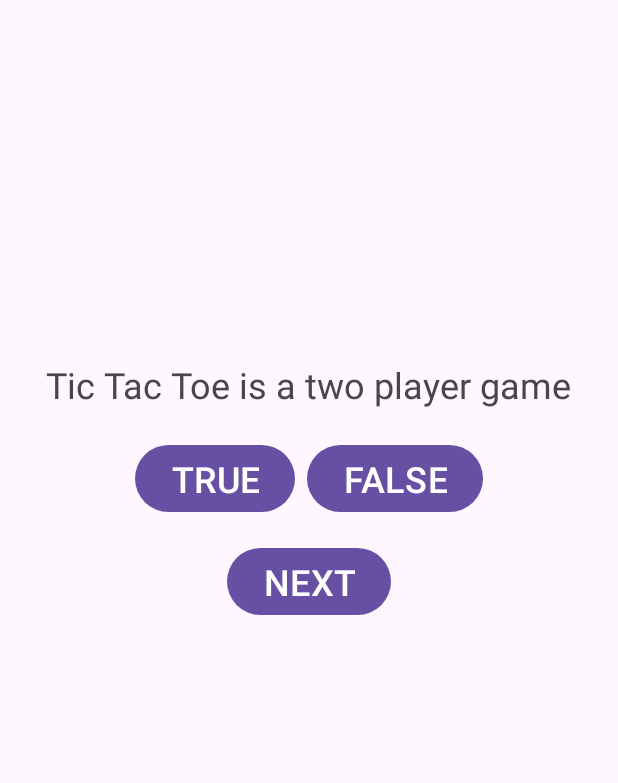
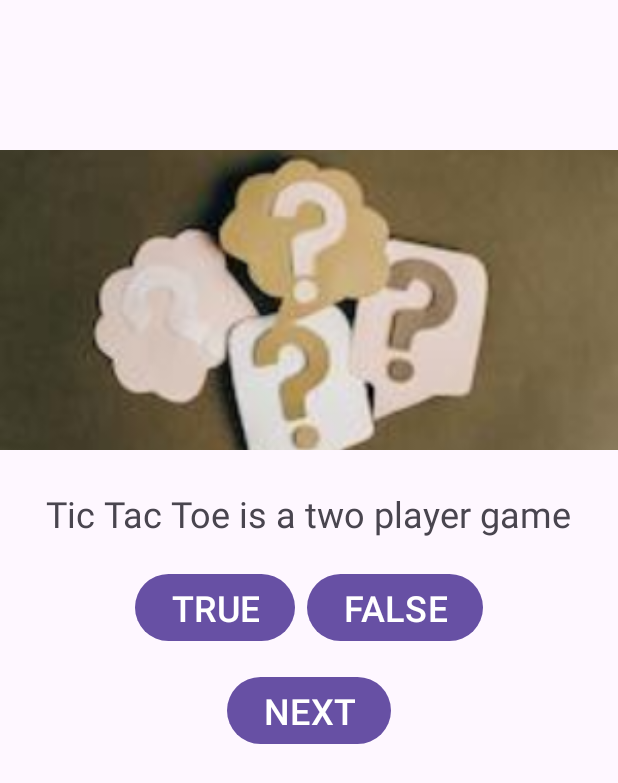
Before and after one commit to cjmandra-bcps/tictactoeQuizAppCM25, an Android app: the screen it shows after launch (MainActivity), after a tap on "NEXT", on a phone screen of 412 x 824 dp. Shown: the top 783 px of the screen. Run offline under Robolectric (Android 15) with nearby library versions, the phone set to English and light mode, and no system bars; 1 other tap on this screen came first.

Commit message:
Added high score, So this app has sound, images, hisgh score and a bespoke icon

```diff
--- a/app/src/main/java/com/baltimorecityschools/tictactoequizappcm25/MainActivity.java
+++ b/app/src/main/java/com/baltimorecityschools/tictactoequizappcm25/MainActivity.java
@@ -1,9 +1,12 @@
 package com.baltimorecityschools.tictactoequizappcm25;
 
 import android.content.Intent;
+import android.content.SharedPreferences;
+import android.media.Image;
 import android.os.Bundle;
 import android.view.View;
 import android.widget.Button;
+import android.widget.ImageView;
 import android.widget.TextView;
 import android.widget.Toast;
 import android.media.AudioAttributes; // Required for SoundPool builder
@@ -21,9 +24,13 @@ public class MainActivity extends AppCompatActivity {
     //  1.  All Variables including UI variables
     TextView questionTV;
     Button trueBtn, falseBtn, nextBtn;
+
+    ImageView questionImageView;
+
     String msg;
     String qMsg;
     String choice;
+
     Question q1, q2, q3, q4, q5, currentQ, nextQ, previousQ;
     int currentIndex;
     Question[] questions;
@@ -39,6 +46,9 @@ public class MainActivity extends AppCompatActivity {
     private int soundsToLoadCount = 0; // Keep track of how many sounds need to load
     private int soundsLoadedCount = 0; // Keep track of how many sounds have loaded
 
+    int[] questionImageResources;
+
+
     @Override
     protected void onCreate(Bundle savedInstanceState) {
         super.onCreate(savedInstanceState);
@@ -48,15 +58,25 @@ public class MainActivity extends AppCompatActivity {
      trueBtn = (Button) findViewById(R.id.trueBTN);
      falseBtn = (Button) findViewById(R.id.falseBTN);
      nextBtn = (Button) findViewById(R.id.finishedBTN);
+     questionImageView = (ImageView) findViewById(R.id.questionImageView);
+     score = 0;
      msg = "";
      qMsg = "";
      choice = "";
-     q1 = new Question("A Tic Tac Toe board has 9 squares", true);
-     q2 = new Question("Tic Tac Toe is a two player game", true);
-     q3 = new Question("The game is played with numbers only", false);
-     q4 = new Question("To win you must get four in a row", false);
-     q5 = new Question("Tic Tac Toe is a popular game", true);
+     q1 = new Question("A Tic Tac Toe board has 9 squares", true, R.drawable.p1 );
+     q2 = new Question("Tic Tac Toe is a two player game", true, R.drawable.p2);
+     q3 = new Question("The game is played with numbers only", false, R.drawable.p3);
+     q4 = new Question("To win you must get four in a row", false, R.drawable.p4);
+     q5 = new Question("Tic Tac Toe is a popular game", true, R.drawable.p5);
      questions = new Question[] {q1, q2, q3, q4, q5};
+     questionImageResources = new int[]{
+                R.drawable.p0,
+                R.drawable.p1,
+                R.drawable.p2,
+                R.drawable.p3,
+                R.drawable.p4,
+                R.drawable.p5
+        };
     currentIndex = 0;
     currentQ = q1;
     userResponse = false;
@@ -75,6 +95,7 @@ public class MainActivity extends AppCompatActivity {
                 score++;
                 Log.i(TAG, "Q" + (currentIndex + 1) + " (True) Answer is CORRECT. Score: " + score);
                 soundToPlayId = correctSoundMap.get(currentIndex, -1);
+                ;
             } else {
                 qMsg = "INCORRECT";
                 Log.w(TAG, "Q" + (currentIndex + 1) + " (True) Answer is INCORRECT.");
@@ -135,7 +156,7 @@ public class MainActivity extends AppCompatActivity {
                if (currentIndex < questions.length){
                currentQ = questions[currentIndex];
                questionTV.setText(currentQ.getqPrompt());
-
+               questionImageView.setImageResource(questionImageResources[currentIndex]);
                System.out.println("next msg index: " + currentIndex + "score: " + score);
 
                }else{
@@ -146,6 +167,7 @@ public class MainActivity extends AppCompatActivity {
                 Intent myIntent = new Intent(MainActivity.this, ScoreActivity.class);
                 myIntent.putExtra("score", score);
                startActivity(myIntent);
+
                }
                 // Enable buttons after answering
                 trueBtn.setEnabled(true);
@@ -186,8 +208,8 @@ public class MainActivity extends AppCompatActivity {
     private void loadSounds() {
         // Ensure these R.raw.c1, R.raw.w1 etc. match your actual filenames in res/raw
         // The order must correspond to the question order (index 0 for Q1, 1 for Q2 etc.)
-        int[] correctSoundFiles = {R.raw.c1, R.raw.c2, R.raw.c3, R.raw.c4, R.raw.c5}; // Example, replace c1 etc. with actual names
-        int[] wrongSoundFiles =   {R.raw.w1, R.raw.w2, R.raw.w3, R.raw.w4, R.raw.w5}; // Example, replace w1 etc. with actual names
+        int[] correctSoundFiles = {R.raw.c1, R.raw.c2, R.raw.c3, R.raw.c4, R.raw.c5};
+        int[] wrongSoundFiles =   {R.raw.w1, R.raw.w2, R.raw.w3, R.raw.w4, R.raw.w5};
 
         soundsToLoadCount = correctSoundFiles.length + wrongSoundFiles.length;
         soundsLoadedCount = 0;
@@ -215,8 +237,7 @@ public class MainActivity extends AppCompatActivity {
             Log.d(TAG, "Playing sound ID: " + soundId);
         } else {
             Log.w(TAG, "SoundPool not fully loaded or null, cannot play sound ID: " + soundId + ". Loaded state: " + soundPoolLoaded);
-            // Consider if you want a fallback or if no sound is acceptable if not loaded yet.
-            // For many quick sounds, pre-loading and waiting is best.
+            // For  quick sounds, pre-loading and waiting is best.
         }
     }
 
@@ -228,4 +249,5 @@ public class MainActivity extends AppCompatActivity {
             soundPool = null;
         }
     }
+
 }
--- a/app/src/main/java/com/baltimorecityschools/tictactoequizappcm25/Question.java
+++ b/app/src/main/java/com/baltimorecityschools/tictactoequizappcm25/Question.java
@@ -3,11 +3,13 @@ package com.baltimorecityschools.tictactoequizappcm25;
 public class Question {
     private String qPrompt;
     private boolean correctAnswer;
+    private int imageResourceId;
 
 
-    public Question(String qPrompt, boolean correctAnswer) {
+    public Question(String qPrompt, boolean correctAnswer, int imageResourceId) {
         this.qPrompt = qPrompt;
         this.correctAnswer = correctAnswer;
+        this.imageResourceId = imageResourceId;
 
     }
 
@@ -28,6 +30,11 @@ public class Question {
 
     }
 
+
+    public int getImageResourceId() {
+        return imageResourceId;
+    }
+
     @Override
     public String toString() {
         return "Question{" + "qPrompt=" + qPrompt + ", correctAnswer=" + correctAnswer + '}';
--- a/app/src/main/res/layout/activity_main.xml
+++ b/app/src/main/res/layout/activity_main.xml
@@ -1,11 +1,22 @@
 <?xml version="1.0" encoding="utf-8"?>
-<LinearLayout
-    xmlns:android="http://schemas.android.com/apk/res/android"
+<LinearLayout xmlns:android="http://schemas.android.com/apk/res/android"
     android:layout_height="match_parent"
     android:layout_width="match_parent"
+    xmlns:app="http://schemas.android.com/apk/res-auto"
     android:orientation="vertical"
     android:layout_gravity="center">
 
+
+    <ImageView
+        android:id="@+id/questionImageView"
+        android:layout_width="match_parent"
+        android:layout_height="200dp"
+        android:layout_marginBottom="16dp"
+        android:contentDescription="@string/question_image_desc"
+        app:srcCompat="@drawable/placeholder_image"
+        android:scaleType="centerCrop"
+        android:layout_marginTop="100dp"
+        />
     <TextView
         android:id="@+id/questionTV"
         android:layout_width="wrap_content"
@@ -13,10 +24,13 @@
 android:layout_gravity="center_horizontal"
         android:text="A Tic Tac Toe board has 9 squares"
         android:textSize="24sp"
-        android:layout_marginTop="240dp"
+        android:layout_marginTop="10dp"
         android:layout_marginBottom="20dp"
 
         />
+
+
+
     <LinearLayout android:layout_width="wrap_content"
         android:layout_height="wrap_content"
         android:orientation="horizontal"
@@ -46,7 +60,6 @@ android:layout_gravity="center_horizontal"
         android:text="NEXT"
         android:id="@+id/finishedBTN"
         android:textSize="24sp"
-         android:layout_marginTop="16dp
-"
+         android:layout_marginTop="16dp"
         />
     </LinearLayout>
--- a/app/src/main/res/values/strings.xml
+++ b/app/src/main/res/values/strings.xml
@@ -1,3 +1,4 @@
 <resources>
     <string name="app_name">TictactoeQuizAppCM25</string>
+    <string name="question_image_desc">Images related to tic tac toeand questions</string>
 </resources>
```
Also changed, not shown: app/src/main/java/com/baltimorecityschools/tictactoequizappcm25/ScoreActivity.java (+23 -2 lines), app/src/main/res/layout/activity_score.xml (+18 -3 lines).
